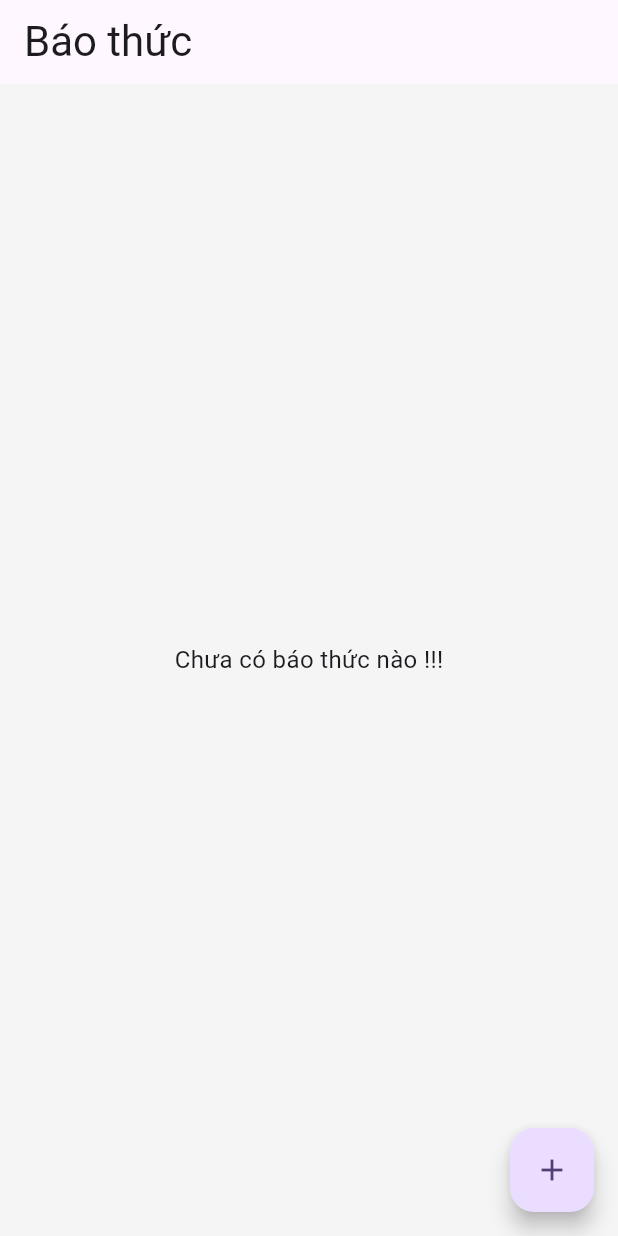
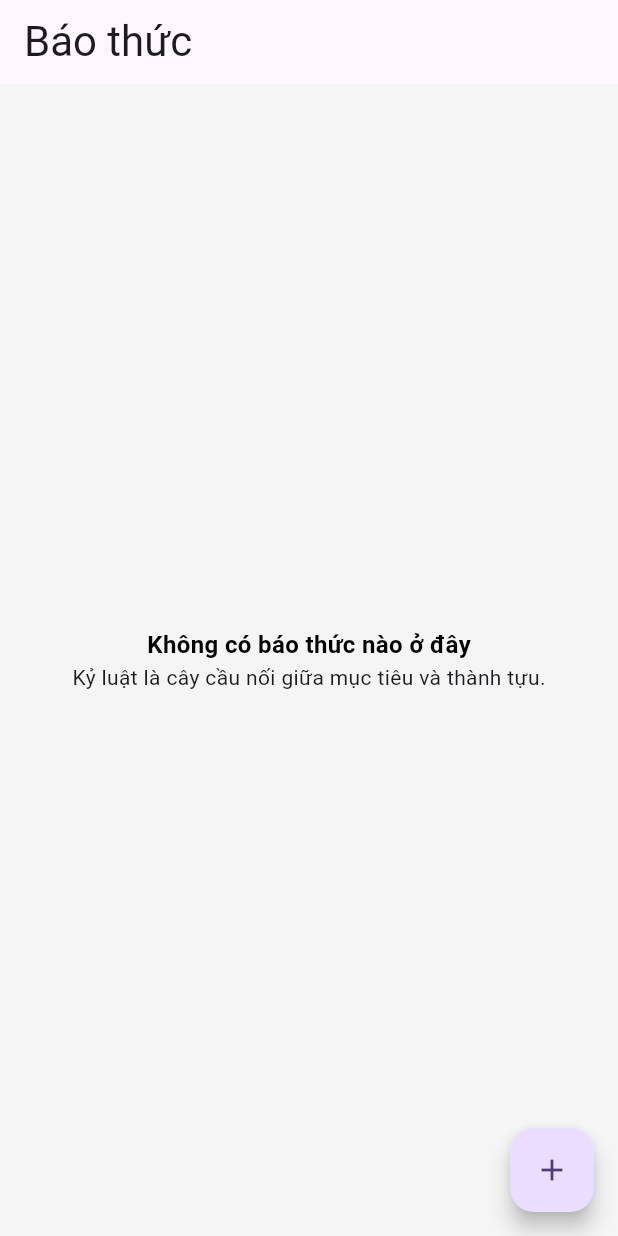
Before and after one commit to jeremienguyen20798/excerise_01, a Flutter app: the screen it shows after launch, on a phone screen of 412 x 824 dp. Run offline on Flutter 3.47's test engine with Material 3 defaults, Android fonts, the phone set to English and light mode, and no system bars; our stand-ins replace equatable, flutter_bloc, flutter_local_notifications, isar, permission_handler, timezone; accounts and stored records are empty; generated files the repository leaves out were written again.

Commit message:
Commit code on 18th, September 2025.

```diff
--- a/lib/core/constant/app_constant.dart
+++ b/lib/core/constant/app_constant.dart
@@ -6,7 +6,8 @@ const String defaultDailyText = 'Hàng ngày';
 const String defaultWeekText = 'Thứ Hai đến thứ Sáu';
 const String defaultCustom = 'Tuỳ chỉnh';
 const String defaultAppName = 'Đồng Hồ Báo Thức';
-const String defaultEmptyText = 'Chưa có báo thức nào !!!';
+const String defaultEmptyText = 'Không có báo thức nào ở đây';
+const String defaultSubEmptyText = 'Kỷ luật là cây cầu nối giữa mục tiêu và thành tựu.';
 const String titleRepeat = 'Lặp lại';
 const String chooseItem = 'Chọn mục';
 const String confirmText = 'Xác nhận';
--- a/lib/core/notification/alarm_notification.dart
+++ b/lib/core/notification/alarm_notification.dart
@@ -1,3 +1,4 @@
+import 'dart:convert';
 import 'dart:developer';
 
 import 'package:excerise_01/core/local_db/alarm_local_db.dart';
@@ -57,7 +58,7 @@ class AlarmNotification {
     );
   }
 
-  Future<void> showNotification(Alarm alarm, {String? payloadData}) async {
+  Future<void> showNotification(Alarm alarm) async {
     AndroidNotificationDetails androidNotificationDetails =
         AndroidNotificationDetails(
           'channelId',
@@ -66,6 +67,7 @@ class AlarmNotification {
           priority: Priority.high,
           playSound: true,
           sound: RawResourceAndroidNotificationSound('clock_alarm'),
+          audioAttributesUsage: AudioAttributesUsage.alarm,
           actions: [AndroidNotificationAction('cancel', 'Tắt')],
         );
     final NotificationDetails notificationDetails = NotificationDetails(
@@ -78,7 +80,7 @@ class AlarmNotification {
       alarm.message,
       tz.TZDateTime.now(tz.local).add(duration),
       notificationDetails,
-      payload: payloadData,
+      payload: jsonEncode(alarm),
       androidScheduleMode: AndroidScheduleMode.exactAllowWhileIdle,
       matchDateTimeComponents: alarm.repeatType == AlarmRepeatType.daily
           ? DateTimeComponents.time
--- a/lib/features/home/bloc/home_event.dart
+++ b/lib/features/home/bloc/home_event.dart
@@ -28,9 +28,11 @@ class DeleteAlarmEvent extends HomeEvent {}
 class DeleteAllAlarmsEvent extends HomeEvent {}
 
 class UpdateAlarmEvent extends HomeEvent {
+  //Vi tri index can update du lieu
+  int index;
   Map<String, dynamic> data;
 
-  UpdateAlarmEvent(this.data);
+  UpdateAlarmEvent(this.index, this.data);
 }
 
 class OnReloadAlarmListEvent extends HomeEvent {
@@ -40,9 +42,13 @@ class OnReloadAlarmListEvent extends HomeEvent {
 }
 
 class UpdateItemForListEvent extends HomeEvent {
+  //Vi tri index can update du lieu
+  int index;
   Alarm alarm;
 
-  UpdateItemForListEvent(this.alarm);
+  UpdateItemForListEvent(this.index, this.alarm);
 }
 
 class CancelDeleteAllItemsEvent extends HomeEvent {}
+
+class RequestNotificationPermissionEvent extends HomeEvent {}
--- a/lib/features/home/bloc/home_state.dart
+++ b/lib/features/home/bloc/home_state.dart
@@ -51,21 +51,23 @@ class ReloadAlarmListState extends HomeState {
 }
 
 class UpdateItemState extends HomeState {
+  final int index;
   final Alarm alarm;
 
-  UpdateItemState(this.alarm);
+  UpdateItemState(this.index, this.alarm);
 
   @override
-  List<Object?> get props => [alarm];
+  List<Object?> get props => [index, alarm];
 }
 
 class UpdateItemForListState extends HomeState {
+  final int index;
   final Alarm alarm;
 
-  UpdateItemForListState(this.alarm);
+  UpdateItemForListState(this.index, this.alarm);
 
   @override
-  List<Object?> get props => [alarm];
+  List<Object?> get props => [index, alarm];
 }
 
 class CancelDeleteAllItemsState extends HomeState {}
--- a/lib/features/home/view/home_page.dart
+++ b/lib/features/home/view/home_page.dart
@@ -10,7 +10,9 @@ class HomePage extends StatelessWidget {
   @override
   Widget build(BuildContext context) {
     return BlocProvider(
-      create: (_) => HomeBloc()..add(GetAlarmListEvent()),
+      create: (_) => HomeBloc()
+        ..add(RequestNotificationPermissionEvent())
+        ..add(GetAlarmListEvent()),
       child: HomeView(),
     );
   }
--- a/lib/widgets/compoment/alarm_list.dart
+++ b/lib/widgets/compoment/alarm_list.dart
@@ -23,13 +23,13 @@ class AlarmList extends StatelessWidget {
           alarms.add(state.alarm);
         } else if (state is UpdateItemForListState) {
           final item = state.alarm;
-          final index = alarms.indexWhere((e) => e.id == item.id);
+          final index = state.index;
           final removeItem = alarms.elementAt(index);
           alarms.remove(removeItem);
           alarms.insert(index, item);
         } else if (state is UpdateItemState) {
           final item = state.alarm;
-          final index = alarms.indexWhere((e) => e.id == item.id);
+          final index = state.index;
           final removeItem = alarms.elementAt(index);
           alarms.remove(removeItem);
           alarms.insert(index, item);
@@ -38,7 +38,7 @@ class AlarmList extends StatelessWidget {
             ? ListView.separated(
                 shrinkWrap: true,
                 itemBuilder: (context, index) {
-                  return ItemAlarm(alarm: alarms[index]);
+                  return ItemAlarm(index: index, alarm: alarms[index]);
                 },
                 separatorBuilder: (BuildContext context, int index) =>
                     SizedBox(height: 16.0),
--- a/lib/widgets/compoment/empty_view.dart
+++ b/lib/widgets/compoment/empty_view.dart
@@ -11,7 +11,17 @@ class EmptyView extends StatelessWidget {
         crossAxisAlignment: CrossAxisAlignment.center,
         mainAxisSize: MainAxisSize.min,
         mainAxisAlignment: MainAxisAlignment.center,
-        children: [Text(defaultEmptyText, style: TextStyle(fontSize: 16.0))],
+        children: [
+          Text(
+            defaultEmptyText,
+            style: TextStyle(
+              fontSize: 16.0,
+              color: Colors.black,
+              fontWeight: FontWeight.bold,
+            ),
+          ),
+          Text(defaultSubEmptyText, style: TextStyle(fontSize: 14.0)),
+        ],
       ),
     );
   }
--- a/pubspec.yaml
+++ b/pubspec.yaml
@@ -40,6 +40,7 @@ dependencies:
   path_provider: ^2.1.5
   intl: ^0.20.2
   timezone: ^0.10.1
+  permission_handler: ^12.0.1
 
   flutter_bloc: ^9.1.1
   equatable: ^2.0.7
```
Also changed, not shown: lib/features/home/bloc/home_bloc.dart (+18 -2 lines), lib/widgets/compoment/alarm_clock.dart (deleted, +0 -10 lines), lib/widgets/compoment/countdown_alarm.dart (added, +25 -0 lines), lib/widgets/items/item_alarm.dart (+4 -3 lines), pubspec.lock, 1 other file.
